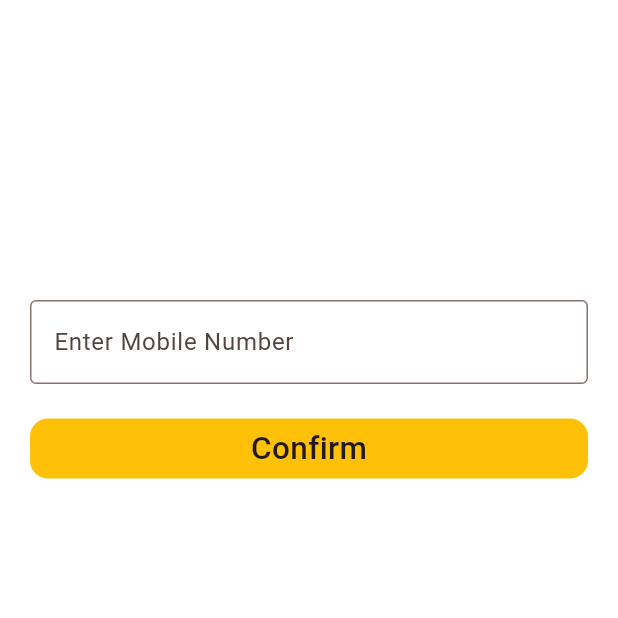
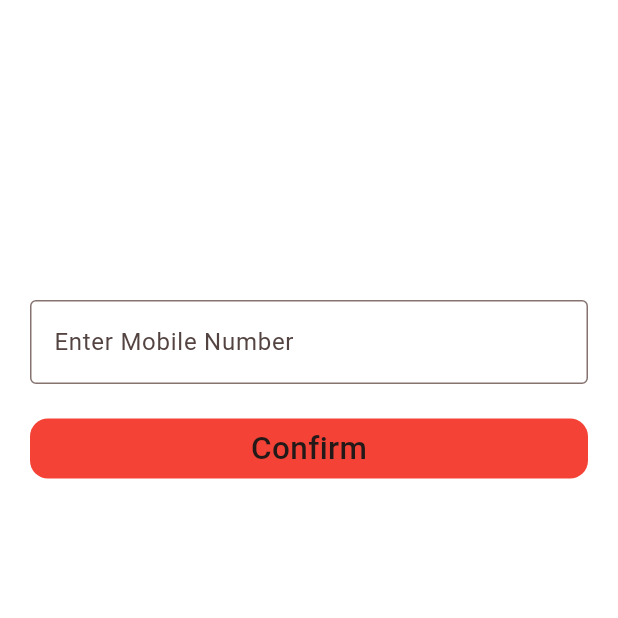
Before and after one commit to Divyakumar21202/Blood-Buddy, a Flutter app: the RegisterScreen screen opened directly, on a phone screen of 412 x 824 dp, the top half of it. Run offline on Flutter 3.47's test engine with Material 3 defaults, Android fonts, the phone set to English and light mode, and no system bars; our stand-ins replace carousel_slider, cloud_firestore, dropdown_textfield, firebase_auth, firebase_core, flutter_dotenv and 6 more; missing offline and left inert: csc_picker_i18n, generative_ai_dart; accounts and stored records are empty; network calls fail.

```diff
--- a/lib/Constant-Widgets/Auth-Screen-Widgets/button.dart
+++ b/lib/Constant-Widgets/Auth-Screen-Widgets/button.dart
@@ -1,5 +1,4 @@
 import 'package:flutter/material.dart';
-import 'package:smart_odisha_blood/Colors/colors.dart';
 
 class AuthButton extends StatelessWidget {
   final String nameButton;
@@ -11,7 +10,7 @@ class AuthButton extends StatelessWidget {
       width: double.infinity,
       decoration: BoxDecoration(
         borderRadius: BorderRadius.circular(12),
-        color: primaryColor,
+        color: Colors.red,
       ),
       child: Center(
         child: Text(
```
Also changed, not shown: pubspec.lock.
